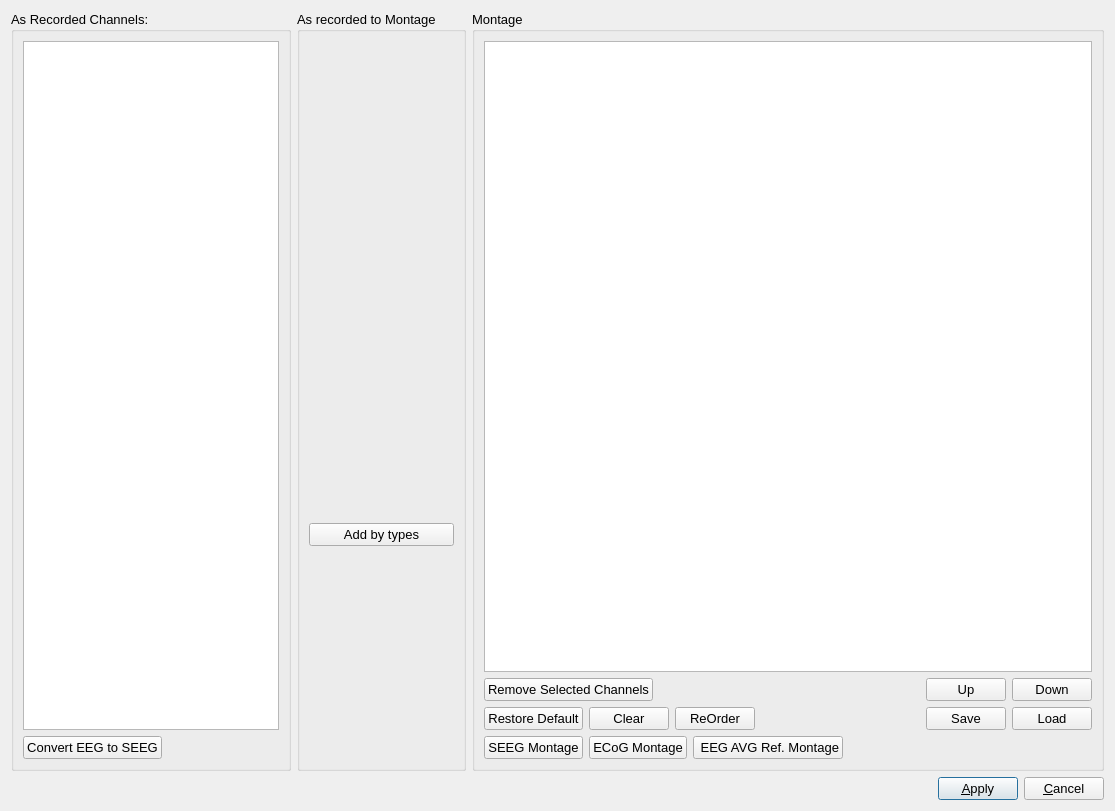
Old version of the form src/AnyWave/Montage/AwMontageDial.ui in the repository HIP-infrastructure/anywave-code.
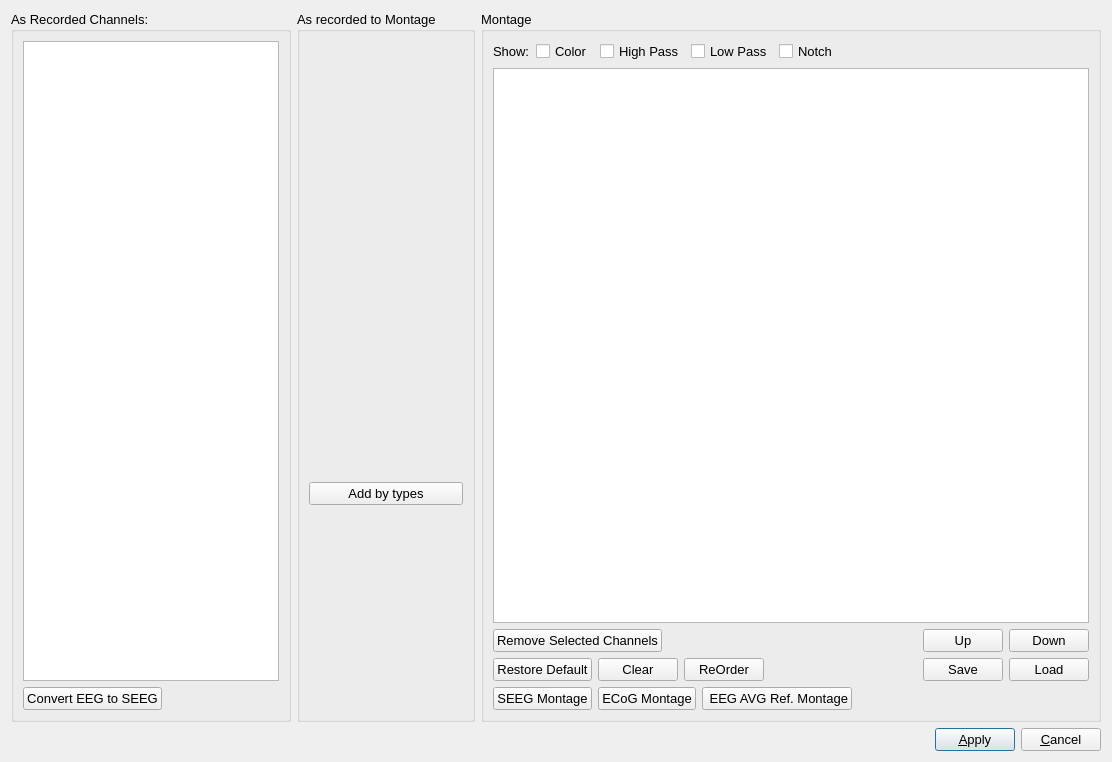
New version of the form. Icons and pictures are not drawn. Custom widgets are drawn as their Qt base class.

Commit message: Re code montage UI and montage management. Fixed bugs. New Log window.

The edit to the form file:
```diff
--- a/src/AnyWave/Montage/AwMontageDial.ui
+++ b/src/AnyWave/Montage/AwMontageDial.ui
@@ -6,8 +6,8 @@
    <rect>
     <x>0</x>
     <y>0</y>
-    <width>1115</width>
-    <height>811</height>
+    <width>1112</width>
+    <height>762</height>
    </rect>
   </property>
   <property name="font">
@@ -23,10 +23,8 @@
    <iconset resource="../../../resources/AnyWave.qrc">
     <normaloff>:/images/AnyWave_icon.png</normaloff>:/images/AnyWave_icon.png</iconset>
   </property>
-  <layout class="QVBoxLayout" name="verticalLayout_4">
-   <item>
-    <layout class="QHBoxLayout" name="horizontalLayout_7" stretch="0,0,1">
-     <item>
+  <layout class="QGridLayout" name="gridLayout">
+   <item row="0" column="0">
       <widget class="QGroupBox" name="groupAsRecorded">
        <property name="sizePolicy">
         <sizepolicy hsizetype="Expanding" vsizetype="Expanding">
@@ -126,7 +124,7 @@
        </layout>
       </widget>
      </item>
-     <item>
+   <item row="0" column="1">
       <widget class="QGroupBox" name="groupTransfer">
        <property name="title">
         <string>As recorded to Montage</string>
@@ -253,7 +251,7 @@
        </layout>
       </widget>
      </item>
-     <item>
+   <item row="0" column="2">
       <widget class="QGroupBox" name="groupMontage">
        <property name="sizePolicy">
         <sizepolicy hsizetype="Expanding" vsizetype="Expanding">
@@ -274,6 +272,58 @@
         <bool>false</bool>
        </property>
        <layout class="QVBoxLayout" name="verticalLayout">
+      <item>
+       <layout class="QHBoxLayout" name="horizontalLayout_7">
+        <item>
+         <widget class="QLabel" name="label_5">
+          <property name="text">
+           <string>Show:</string>
+          </property>
+         </widget>
+        </item>
+        <item>
+         <widget class="QCheckBox" name="checkColor">
+          <property name="text">
+           <string>Color</string>
+          </property>
+         </widget>
+        </item>
+        <item>
+         <widget class="QCheckBox" name="checkHP">
+          <property name="text">
+           <string>High Pass</string>
+          </property>
+         </widget>
+        </item>
+        <item>
+         <widget class="QCheckBox" name="checkLP">
+          <property name="text">
+           <string>Low Pass</string>
+          </property>
+         </widget>
+        </item>
+        <item>
+         <widget class="QCheckBox" name="checkNotch">
+          <property name="text">
+           <string>Notch</string>
+          </property>
+         </widget>
+        </item>
+        <item>
+         <spacer name="horizontalSpacer_8">
+          <property name="orientation">
+           <enum>Qt::Horizontal</enum>
+          </property>
+          <property name="sizeHint" stdset="0">
+           <size>
+            <width>40</width>
+            <height>20</height>
+           </size>
+          </property>
+         </spacer>
+        </item>
+       </layout>
+      </item>
         <item>
          <widget class="AwMontageTableView" name="tvDisplay">
           <property name="enabled">
@@ -559,9 +609,7 @@
        </layout>
       </widget>
      </item>
-    </layout>
-   </item>
-   <item>
+   <item row="1" column="0" colspan="3">
     <layout class="QHBoxLayout" name="horizontalLayout_4">
      <item>
       <spacer name="horizontalSpacer_3">
```
Left out of the diff: 8 changed lines with no effect on the pictures. Lines whose indentation alone changed are shown as unchanged. The commit also changes 25 other files.
